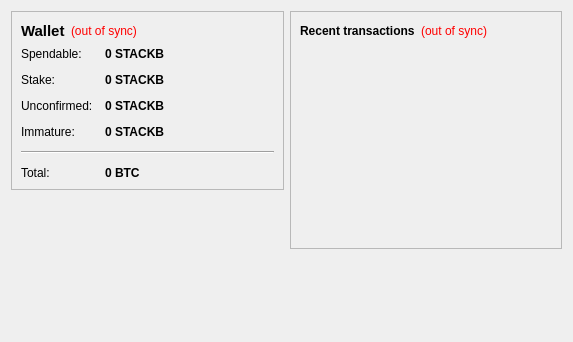
Before: the Qt Designer form src/qt/forms/overviewpage.ui in invectman/Thunderstake, drawn with Qt 5.
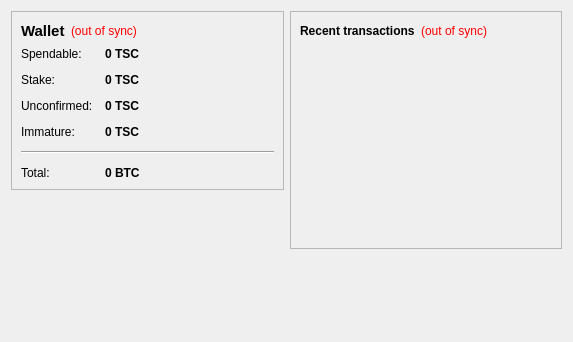
After: the same form once the commit is applied.

```diff
--- a/src/qt/forms/overviewpage.ui
+++ b/src/qt/forms/overviewpage.ui
@@ -105,7 +105,7 @@
              <string>Your current spendable balance</string>
             </property>
             <property name="text">
-             <string notr="true">0 STACKB</string>
+             <string notr="true">0 TSC</string>
             </property>
             <property name="textInteractionFlags">
              <set>Qt::LinksAccessibleByMouse|Qt::TextSelectableByKeyboard|Qt::TextSelectableByMouse</set>
@@ -134,7 +134,7 @@
              <string>Total of coins that was staked, and do not yet count toward the current balance</string>
             </property>
             <property name="text">
-             <string notr="true">0 STACKB</string>
+             <string notr="true">0 TSC</string>
             </property>
             <property name="textInteractionFlags">
              <set>Qt::LinksAccessibleByMouse|Qt::TextSelectableByKeyboard|Qt::TextSelectableByMouse</set>
@@ -163,7 +163,7 @@
              <string>Total of transactions that have yet to be confirmed, and do not yet count toward the current balance</string>
             </property>
             <property name="text">
-             <string notr="true">0 STACKB</string>
+             <string notr="true">0 TSC</string>
             </property>
             <property name="textInteractionFlags">
              <set>Qt::LinksAccessibleByMouse|Qt::TextSelectableByKeyboard|Qt::TextSelectableByMouse</set>
@@ -189,7 +189,7 @@
              <string>Mined balance that has not yet matured</string>
             </property>
             <property name="text">
-             <string notr="true">0 STACKB</string>
+             <string notr="true">0 TSC</string>
             </property>
             <property name="textInteractionFlags">
              <set>Qt::LinksAccessibleByMouse|Qt::TextSelectableByKeyboard|Qt::TextSelectableByMouse</set>
```
